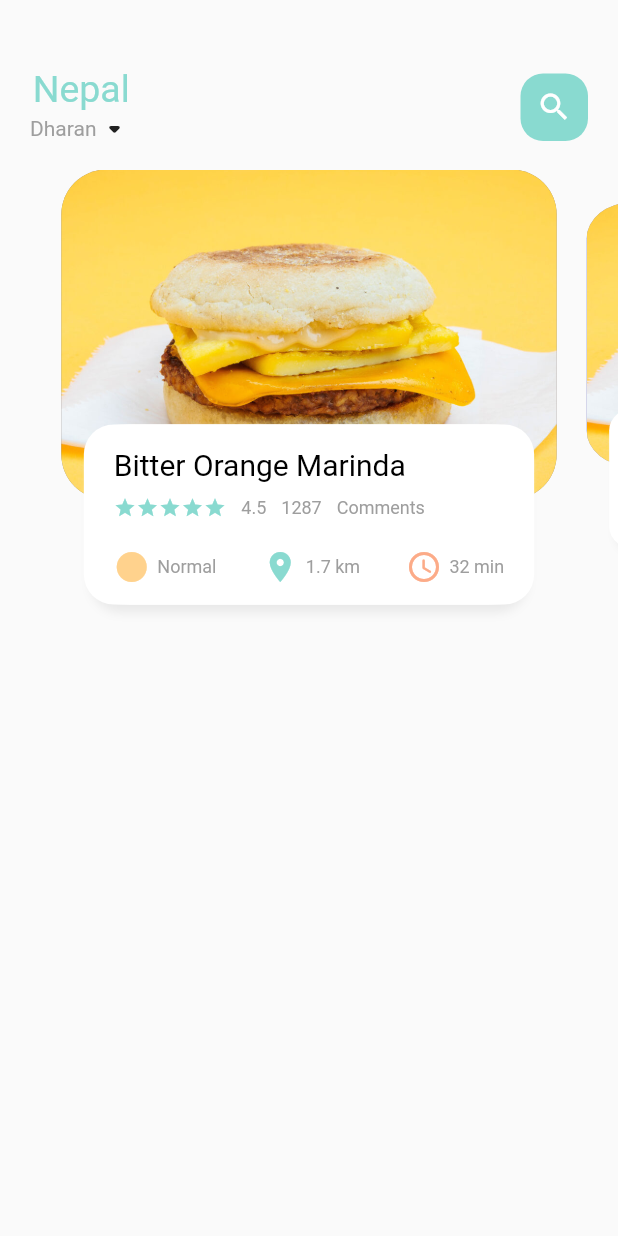
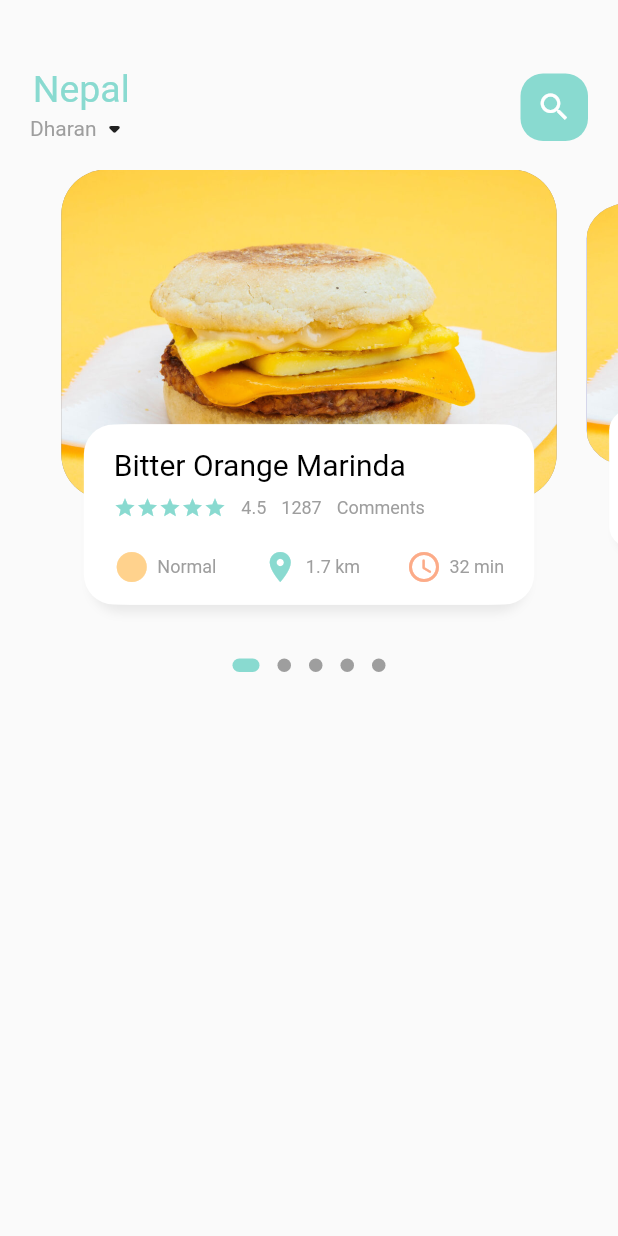
Before and after one commit to subin1rai/E-commerce, a Flutter app: the screen it shows after launch, on a phone screen of 412 x 824 dp. Run offline on Flutter 3.47's test engine with Material 2 defaults, Android fonts, the phone set to English and light mode, and no system bars; drawn by our look-alikes of dots_indicator.

```diff
--- a/lib/Home/food_page_body.dart
+++ b/lib/Home/food_page_body.dart
@@ -1,3 +1,4 @@
+import 'package:dots_indicator/dots_indicator.dart';
 import 'package:e_commerce/util/color.dart';
 import 'package:e_commerce/widgets/big_text.dart';
 import 'package:e_commerce/widgets/icon_and_text.dart';
@@ -37,7 +38,9 @@ setState(() {
 
   @override
   Widget build(BuildContext context) {
-    return Container(
+    return Column(
+      children: [
+        Container(
       //color: Colors.deepPurple,
       height: 320,
       child: PageView.builder(
@@ -46,6 +49,18 @@ setState(() {
           itemBuilder: (context, position) {
             return _buildPageItem(position);
           }),
+    ),
+    new DotsIndicator(
+  dotsCount: 5,
+  position: currPageValue,
+  decorator: DotsDecorator(
+    activeColor: FoodColor.mainColor,
+    size: const Size.square(9.0),
+    activeSize: const Size(18.0, 9.0),
+    activeShape: RoundedRectangleBorder(borderRadius: BorderRadius.circular(5.0)),
+  ),
+)
+      ],
     );
   }
 
--- a/pubspec.yaml
+++ b/pubspec.yaml
@@ -29,8 +29,9 @@ environment:
 # versions available, run `flutter pub outdated`.
 dependencies:
   flutter:
-    sdk: flutter
-
+      sdk: flutter
+  get: ^4.1.4
+  dots_indicator: ^2.1.1
 
   # The following adds the Cupertino Icons font to your application.
   # Use with the CupertinoIcons class for iOS style icons.
```
Also changed, not shown: pubspec.lock.
